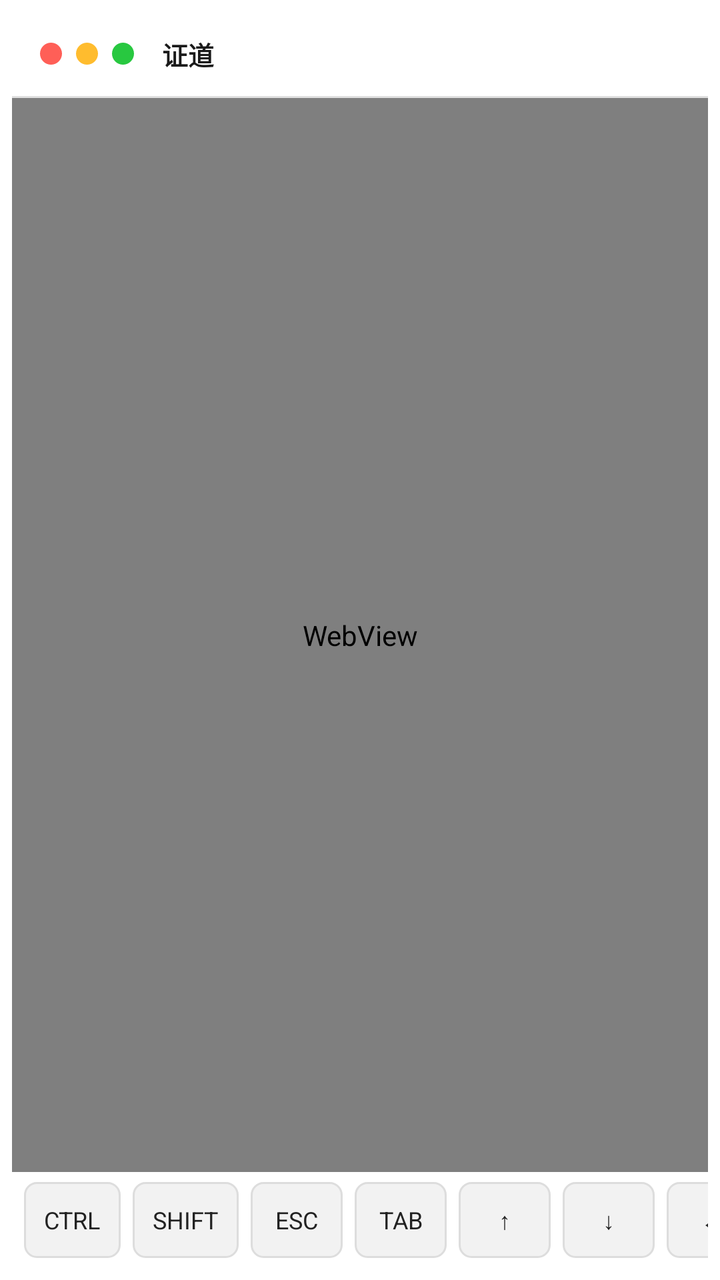
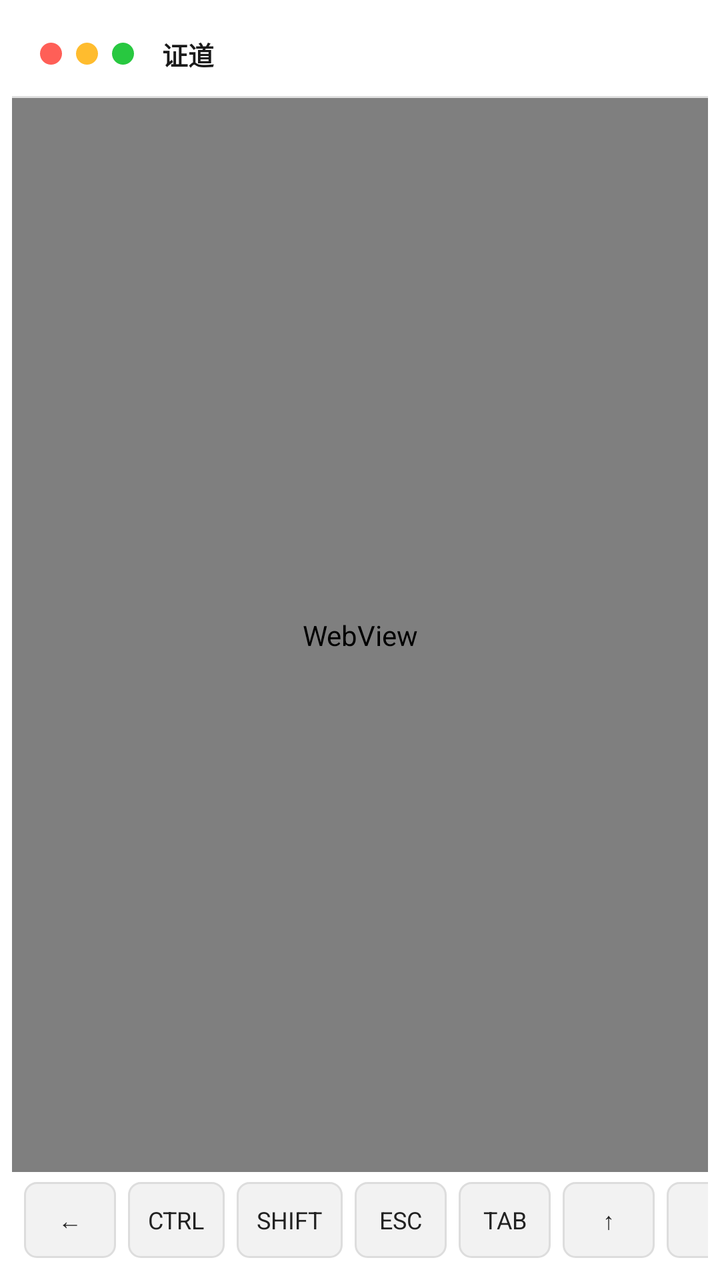

Screens rendered from an Android XML layout before and after an edit, with the pre-edit source and the edit as a unified diff.
<!-- AndroidManifest.xml: activity theme Theme.Zhengdao -->
<!-- res/layout/activity_main.xml -->
<?xml version="1.0" encoding="utf-8"?>
<FrameLayout xmlns:android="http://schemas.android.com/apk/res/android"
    android:layout_width="match_parent"
    android:layout_height="match_parent"
    android:background="@android:color/white"
    android:padding="6dp">

    <LinearLayout
        android:id="@+id/window_card"
        android:layout_width="match_parent"
        android:layout_height="match_parent"
        android:orientation="vertical"
        android:background="@drawable/window_bg">

        <LinearLayout
            android:id="@+id/toolbar"
            android:layout_width="match_parent"
            android:layout_height="42dp"
            android:orientation="horizontal"
            android:background="#FFFFFFFF"
            android:gravity="center_vertical"
            android:paddingStart="14dp"
            android:paddingEnd="14dp">

            <View
                android:layout_width="11dp"
                android:layout_height="11dp"
                android:layout_marginEnd="7dp"
                android:background="@drawable/traffic_dot"
                android:backgroundTint="#FFFF5F57" />

            <View
                android:layout_width="11dp"
                android:layout_height="11dp"
                android:layout_marginEnd="7dp"
                android:background="@drawable/traffic_dot"
                android:backgroundTint="#FFFFBC2E" />

            <View
                android:layout_width="11dp"
                android:layout_height="11dp"
                android:layout_marginEnd="14dp"
                android:background="@drawable/traffic_dot"
                android:backgroundTint="#FF28C840" />

            <TextView
                android:id="@+id/toolbar_title"
                android:layout_width="0dp"
                android:layout_height="wrap_content"
                android:layout_weight="1"
                android:text="证道"
                android:textColor="#FF1A1A1A"
                android:textSize="13sp"
                android:textStyle="bold"
                android:singleLine="true" />
        </LinearLayout>

        <View
            android:layout_width="match_parent"
            android:layout_height="1dp"
            android:background="#FFE0E0E0" />

        <WebView
            android:id="@+id/terminal_web"
            android:layout_width="match_parent"
            android:layout_height="0dp"
            android:layout_weight="1" />

        <HorizontalScrollView
            android:id="@+id/key_bar"
            android:layout_width="match_parent"
            android:layout_height="48dp"
            android:background="#FFFFFFFF"
            android:scrollbars="none">

            <LinearLayout
                android:layout_width="wrap_content"
                android:layout_height="match_parent"
                android:orientation="horizontal"
                android:gravity="center_vertical"
                android:paddingStart="6dp"
                android:paddingEnd="6dp">

                <TextView
                    android:id="@+id/key_ctrl"
                    style="@style/TermKey"
                    android:text="CTRL" />
                <TextView
                    android:id="@+id/key_shift"
                    style="@style/TermKey"
                    android:text="SHIFT" />
                <TextView
                    android:id="@+id/key_esc"
                    style="@style/TermKey"
                    android:text="ESC" />
                <TextView
                    android:id="@+id/key_tab"
                    style="@style/TermKey"
                    android:text="TAB" />
                <TextView
                    android:id="@+id/key_up"
                    style="@style/TermKey"
                    android:text="↑" />
            <TextView
                android:id="@+id/key_down"
                style="@style/TermKey"
                android:text="↓" />
            <TextView
                android:id="@+id/key_left"
                style="@style/TermKey"
                android:text="←" />
            <TextView
                android:id="@+id/key_right"
                style="@style/TermKey"
                android:text="→" />
                <TextView
                    android:id="@+id/key_pgup"
                    style="@style/TermKey"
                    android:text="PGUP" />
                <TextView
                    android:id="@+id/key_pgdn"
                    style="@style/TermKey"
                    android:text="PGDN" />
                <TextView
                    android:id="@+id/key_pipe"
                    style="@style/TermKey"
                    android:text="|" />
                <TextView
                    android:id="@+id/key_minus"
                    style="@style/TermKey"
                    android:text="-" />
                <TextView
                    android:id="@+id/key_slash"
                    style="@style/TermKey"
                    android:text="/" />
            </LinearLayout>
        </HorizontalScrollView>
    </LinearLayout>
</FrameLayout>
<!-- resources referenced by this layout -->
<resources>
  <!-- drawable traffic_dot (drawable) -->
  <?xml version="1.0" encoding="utf-8"?>
  <shape xmlns:android="http://schemas.android.com/apk/res/android"
      android:shape="oval">
      <solid android:color="#FFFFFFFF" />
  </shape>
  <!-- drawable window_bg (drawable) -->
  <?xml version="1.0" encoding="utf-8"?>
  <shape xmlns:android="http://schemas.android.com/apk/res/android"
      android:shape="rectangle">
      <solid android:color="#FFFFFFFF" />
      <corners android:radius="14dp" />
      <stroke android:width="1dp" android:color="#FFCCCCCC" />
  </shape>
  <style name="TermKey">
          <item name="android:layout_width">wrap_content</item>
          <item name="android:layout_height">38dp</item>
          <item name="android:minWidth">46dp</item>
          <item name="android:gravity">center</item>
          <item name="android:layout_marginEnd">6dp</item>
          <item name="android:paddingStart">10dp</item>
          <item name="android:paddingEnd">10dp</item>
          <item name="android:background">@drawable/key_button_bg</item>
          <item name="android:textColor">#FF222222</item>
          <item name="android:textSize">12sp</item>
      </style>
  <style name="Theme.Zhengdao" parent="android:Theme.Material.Light.NoActionBar" />
  <!-- drawable key_button_bg (drawable) -->
  <?xml version="1.0" encoding="utf-8"?>
  <selector xmlns:android="http://schemas.android.com/apk/res/android">
      <item>
          <shape android:shape="rectangle">
              <solid android:color="#FFF2F2F2" />
              <corners android:radius="6dp" />
              <stroke android:width="1dp" android:color="#FFDDDDDD" />
          </shape>
      </item>
  </selector>
</resources>

<!-- the commit's change to res/layout/activity_main.xml (unified diff, before → after) -->
@@ -82,6 +82,16 @@
                 android:paddingEnd="6dp">
 
                 <TextView
+                    android:id="@+id/key_left"
+                    style="@style/TermKey"
+                    android:text="←" />
+
+                <Space
+                    android:layout_width="0dp"
+                    android:layout_height="1dp"
+                    android:layout_weight="1" />
+
+                <TextView
                     android:id="@+id/key_ctrl"
                     style="@style/TermKey"
                     android:text="CTRL" />
@@ -101,18 +111,10 @@
                     android:id="@+id/key_up"
                     style="@style/TermKey"
                     android:text="↑" />
-            <TextView
-                android:id="@+id/key_down"
-                style="@style/TermKey"
-                android:text="↓" />
-            <TextView
-                android:id="@+id/key_left"
-                style="@style/TermKey"
-                android:text="←" />
-            <TextView
-                android:id="@+id/key_right"
-                style="@style/TermKey"
-                android:text="→" />
+                <TextView
+                    android:id="@+id/key_down"
+                    style="@style/TermKey"
+                    android:text="↓" />
                 <TextView
                     android:id="@+id/key_pgup"
                     style="@style/TermKey"
@@ -133,6 +135,16 @@
                     android:id="@+id/key_slash"
                     style="@style/TermKey"
                     android:text="/" />
+
+                <Space
+                    android:layout_width="0dp"
+                    android:layout_height="1dp"
+                    android:layout_weight="1" />
+
+                <TextView
+                    android:id="@+id/key_right"
+                    style="@style/TermKey"
+                    android:text="→" />
             </LinearLayout>
         </HorizontalScrollView>
     </LinearLayout>
